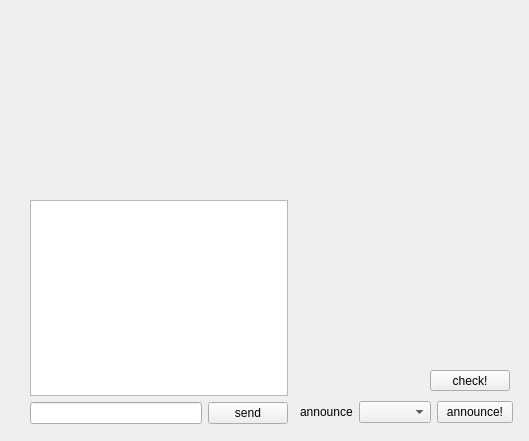
Above: qichu/client.ui from durandced/qichu before the change. Below: the same form after it.
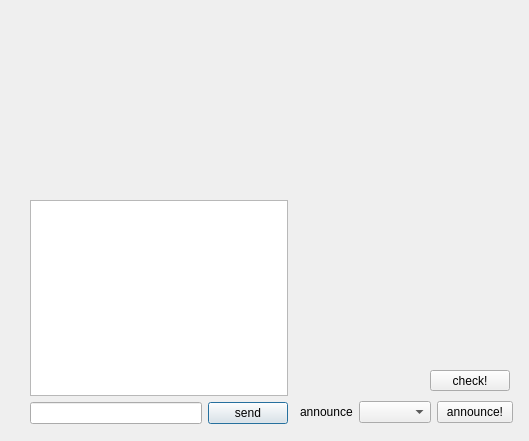
That is the form after the change.

The edit to the form file:
```diff
--- a/qichu/client.ui
+++ b/qichu/client.ui
@@ -1,7 +1,7 @@
 <?xml version="1.0" encoding="UTF-8"?>
 <ui version="4.0">
  <class>Client</class>
- <widget class="QWidget" name="Client">
+ <widget class="QDialog" name="Client">
   <property name="geometry">
    <rect>
     <x>0</x>
```
